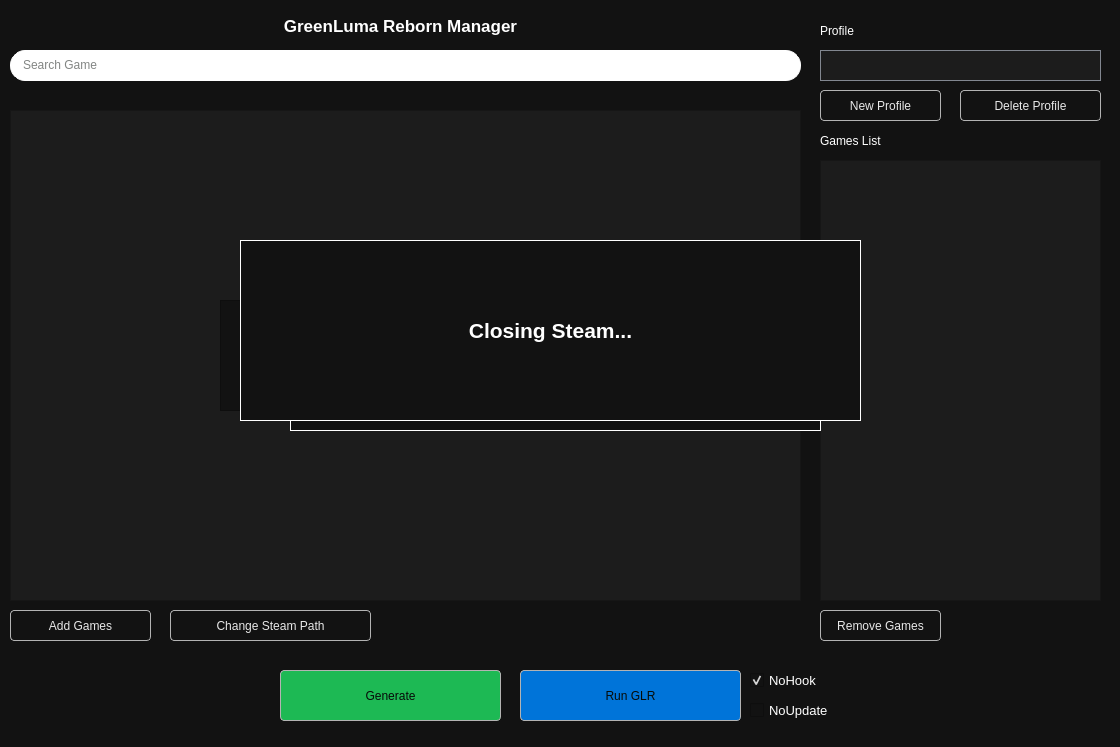
Above: Qt/gui.ui from ImaniiTy/GreenLuma-Reborn-Manager before the change. Below: the same form after it.
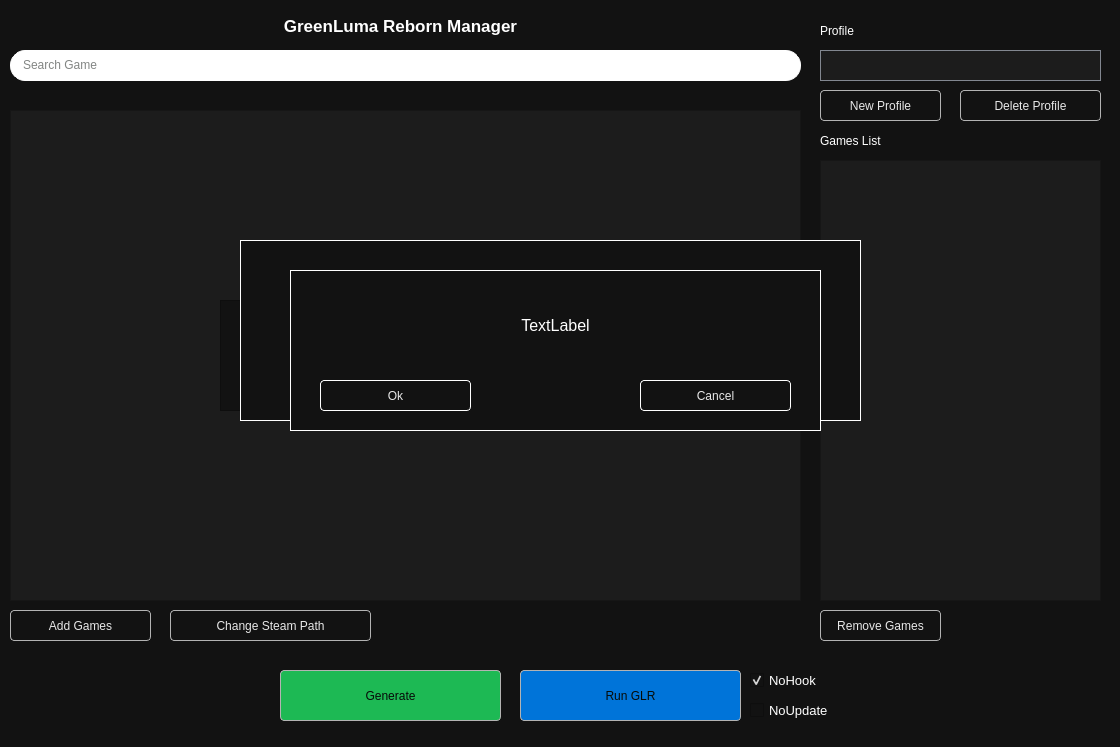
That is the form after the change. Icons and pictures are not drawn.

Commit message: Added some input validation

```diff
--- a/Qt/gui.ui
+++ b/Qt/gui.ui
@@ -703,13 +703,13 @@
       <string>Cancel</string>
      </property>
     </widget>
-    <widget class="QPlainTextEdit" name="popup_text">
+    <widget class="QLabel" name="popup_text">
      <property name="geometry">
       <rect>
        <x>20</x>
-       <y>30</y>
+       <y>20</y>
        <width>491</width>
-       <height>61</height>
+       <height>71</height>
       </rect>
      </property>
      <property name="font">
@@ -718,15 +718,13 @@
       </font>
      </property>
      <property name="styleSheet">
-      <string notr="true">#popup_text {
-	border: 0px
-}</string>
+      <string notr="true">border: 0px</string>
      </property>
-     <property name="readOnly">
-      <bool>true</bool>
+     <property name="text">
+      <string>TextLabel</string>
      </property>
-     <property name="plainText">
-      <string/>
+     <property name="alignment">
+      <set>Qt::AlignCenter</set>
      </property>
     </widget>
    </widget>
@@ -792,8 +790,8 @@
    <zorder>generate_btn</zorder>
    <zorder>run_GLR_btn</zorder>
    <zorder>no_update_checkbox</zorder>
-   <zorder>generic_popup</zorder>
    <zorder>closing_steam</zorder>
+   <zorder>generic_popup</zorder>
   </widget>
  </widget>
  <resources>
```
The commit also changes 2 other files.
